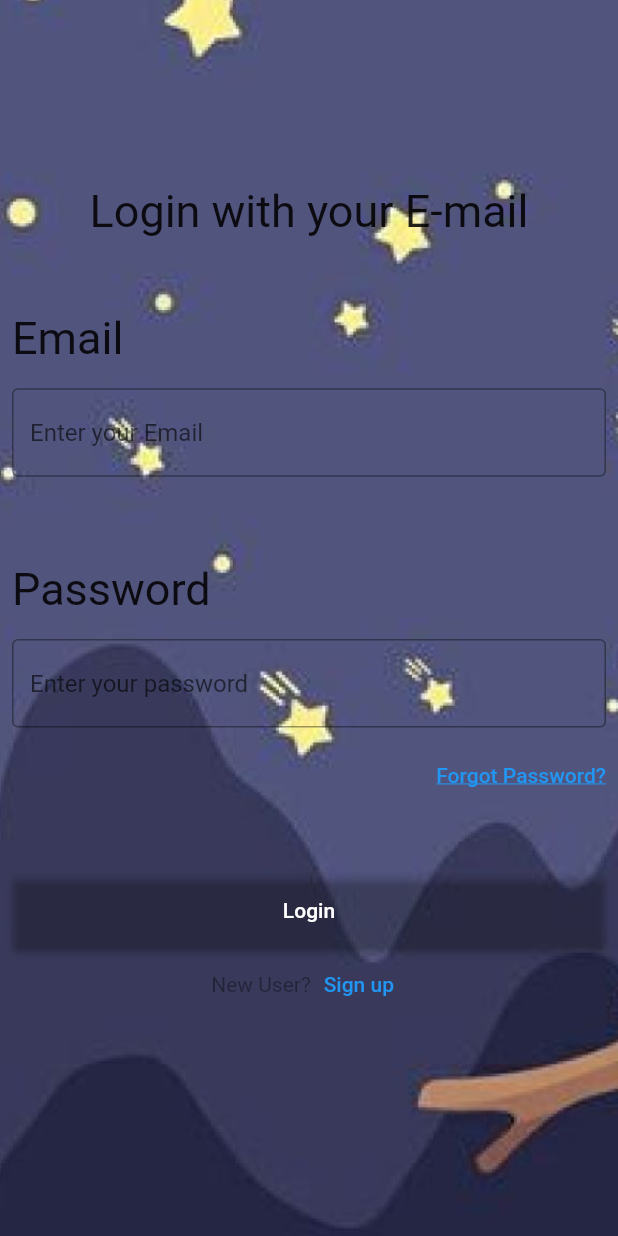
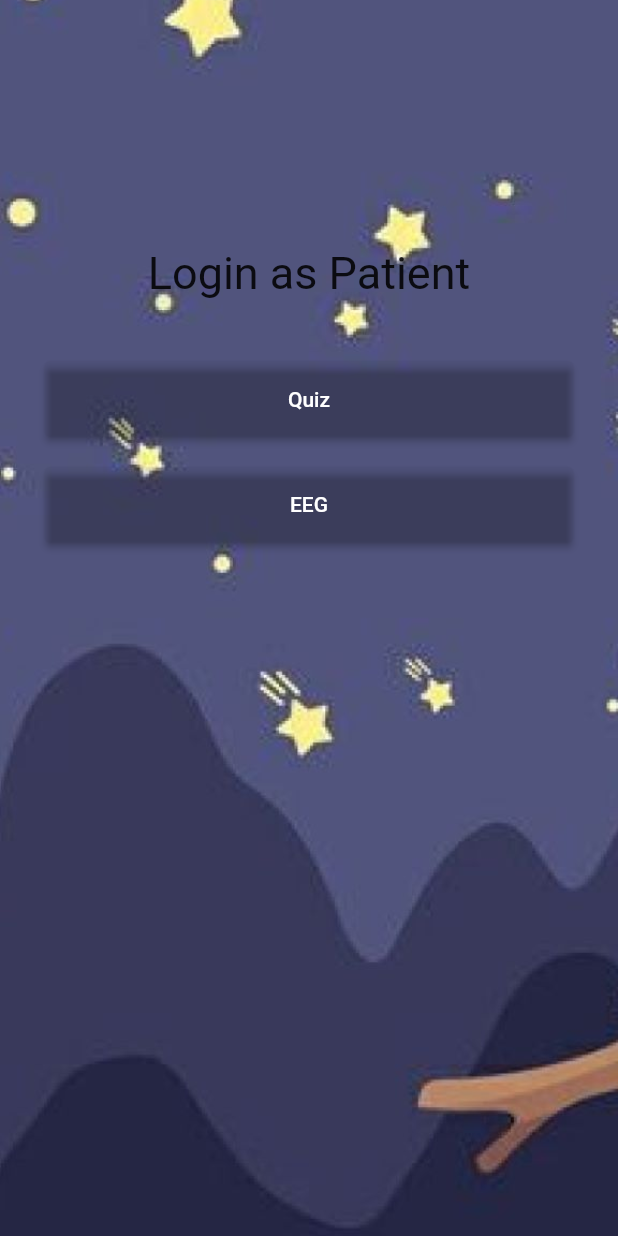
Before and after one commit to eeg-organization/eeg-android-app, a Flutter app: the EmailLogin screen opened directly, after a tap on "Login", on a phone screen of 412 x 824 dp. Run offline on Flutter 3.47's test engine with Material 2 defaults, Android fonts, the phone set to English and light mode, and no system bars; our stand-ins replace step_progress_indicator.

Commit message:
login and quiz screens added

```diff
--- a/lib/emailLogin.dart
+++ b/lib/emailLogin.dart
@@ -1,5 +1,9 @@
+import 'package:adv_egg/patient_login.dart';
 import 'package:flutter/material.dart';
+
 class EmailLogin extends StatefulWidget {
+  const EmailLogin({super.key});
+
   // const EmailLogin({Key? key}) : super(key: key);
 
   @override
@@ -16,15 +20,37 @@ class _EmailLoginState extends State<EmailLogin> {
       resizeToAvoidBottomInset: false,
       // backgroundColor: Colors.blue,
       body: Container(
-        decoration: const BoxDecoration(image: DecorationImage(image: AssetImage('assets/bg1.jpg',),fit: BoxFit.cover)),
-        child: SafeArea(child: Column(
+        decoration: const BoxDecoration(
+            image: DecorationImage(
+                image: AssetImage(
+                  'assets/bg1.jpg',
+                ),
+                fit: BoxFit.cover)),
+        child: SafeArea(
+          child: Column(
             children: [
-            SizedBox(height: size.height*0.15,),
-            const Align(alignment: Alignment.topCenter,child: Text('Login with your E-mail',style: TextStyle(fontSize: 30),),),
-            SizedBox(height:size.height*0.05 ,),
+              SizedBox(
+                height: size.height * 0.15,
+              ),
+              const Align(
+                alignment: Alignment.topCenter,
+                child: Text(
+                  'Login with your E-mail',
+                  style: TextStyle(fontSize: 30),
+                ),
+              ),
+              SizedBox(
+                height: size.height * 0.05,
+              ),
               const Padding(
                 padding: EdgeInsets.all(8.0),
-              child: Align(alignment: Alignment.topLeft,child: Text('Email',style: TextStyle(fontSize: 30),),),
+                child: Align(
+                  alignment: Alignment.topLeft,
+                  child: Text(
+                    'Email',
+                    style: TextStyle(fontSize: 30),
+                  ),
+                ),
               ),
               Material(
                 // elevation: 20,
@@ -35,7 +61,6 @@ class _EmailLoginState extends State<EmailLogin> {
                   child: TextField(
                     textAlign: TextAlign.start,
                     obscureText: true,
-
                     onChanged: (value) {
                       email = value;
                     },
@@ -51,10 +76,19 @@ class _EmailLoginState extends State<EmailLogin> {
                         ),
                   ),
                 ),
-            ),SizedBox(height:size.height*0.05 ,),
+              ),
+              SizedBox(
+                height: size.height * 0.05,
+              ),
               const Padding(
                 padding: EdgeInsets.all(8.0),
-              child: Align(alignment: Alignment.topLeft,child: Text('Password',style: TextStyle(fontSize: 30),),),
+                child: Align(
+                  alignment: Alignment.topLeft,
+                  child: Text(
+                    'Password',
+                    style: TextStyle(fontSize: 30),
+                  ),
+                ),
               ),
               Material(
                 // elevation: 20,
@@ -65,7 +99,6 @@ class _EmailLoginState extends State<EmailLogin> {
                   child: TextField(
                     textAlign: TextAlign.start,
                     obscureText: true,
-
                     onChanged: (value) {
                       password = value;
                     },
@@ -82,27 +115,52 @@ class _EmailLoginState extends State<EmailLogin> {
                   ),
                 ),
               ),
-            Align(alignment: Alignment.topRight,child: TextButton(onPressed: (){}, child: const Text('Forgot Password?',style: TextStyle(decoration: TextDecoration.underline),)))
-            ,SizedBox(height: size.height*0.05,),
-
+              Align(
+                alignment: Alignment.topRight,
+                child: TextButton(
+                  onPressed: () {},
+                  child: const Text(
+                    'Forgot Password?',
+                    style: TextStyle(decoration: TextDecoration.underline),
+                  ),
+                ),
+              ),
+              SizedBox(
+                height: size.height * 0.05,
+              ),
               Padding(
                 padding: const EdgeInsets.symmetric(horizontal: 8.0),
                 child: Align(
                   alignment: Alignment.bottomLeft,
                   child: ElevatedButton(
-                    onPressed: () {},
+                    onPressed: () {
+                      Navigator.push(context, MaterialPageRoute(builder: (BuildContext context)=>const PatientLogin()));
+                    },
                     style: ButtonStyle(
                         backgroundColor:
                             MaterialStateProperty.all(Colors.transparent),
                         minimumSize: MaterialStateProperty.all(
                             const Size(double.infinity, 50))),
-                    child: const Text('Login')))),
-            Align(alignment: Alignment.topCenter,child: Row(mainAxisAlignment: MainAxisAlignment.center,children: [
-              const Text('New User?',style: TextStyle(color: Colors.black38)),TextButton(onPressed: (){}, child: const Text('Sign up'))
-            ],),)
-
+                    child: const Text(
+                      'Login',
+                    ),
+                  ),
+                ),
+              ),
+              Align(
+                alignment: Alignment.topCenter,
+                child: Row(
+                  mainAxisAlignment: MainAxisAlignment.center,
+                  children: [
+                    const Text('New User?',
+                        style: TextStyle(color: Colors.black38)),
+                    TextButton(onPressed: () {}, child: const Text('Sign up'))
                   ],
-        ),),
+                ),
+              )
+            ],
+          ),
+        ),
       ),
     );
   }
--- a/lib/main.dart
+++ b/lib/main.dart
@@ -25,7 +25,7 @@ class MyApp extends StatelessWidget {
         // is not restarted.
         primarySwatch: Colors.blue,
       ),
-      home: LandingPage(),
+      home: const LandingPage(),
     );
   }
 }
--- /dev/null
+++ b/lib/patient_login.dart
@@ -0,0 +1,72 @@
+import 'package:adv_egg/quiz_page.dart';
+import 'package:flutter/material.dart';
+
+class PatientLogin extends StatefulWidget {
+  const PatientLogin({Key? key}) : super(key: key);
+
+  @override
+  State<PatientLogin> createState() => _PatientLoginState();
+}
+
+class _PatientLoginState extends State<PatientLogin> {
+  @override
+  Widget build(BuildContext context) {
+    var size = MediaQuery.of(context).size;
+    return Scaffold(
+      body: Container(
+        decoration: const BoxDecoration(
+            image: DecorationImage(
+                image: AssetImage('assets/bg1.jpg'), fit: BoxFit.cover)),
+        child: SafeArea(
+            child: Column(
+          children: [
+            SizedBox(
+              height: size.height * 0.2,
+            ),
+            const Align(
+              alignment: Alignment.center,
+              child: Text(
+                'Login as Patient',
+                style: TextStyle(fontSize: 30),
+              ),
+            ),
+            SizedBox(
+              height: size.height * 0.05,
+            ),
+            Padding(
+              padding: const EdgeInsets.symmetric(horizontal: 30.0),
+              child: Align(
+                  alignment: Alignment.bottomLeft,
+                  child: ElevatedButton(
+                      onPressed: () {
+                        Navigator.push(context, MaterialPageRoute(builder: (BuildContext context)=>const QuizPage()));
+                      },
+                      style: ButtonStyle(
+                          backgroundColor:
+                              MaterialStateProperty.all(Colors.transparent),
+                          minimumSize: MaterialStateProperty.all(
+                              const Size(double.infinity, 50))),
+                      child: const Text('Quiz'))),
+            ),
+            SizedBox(
+              height: size.height * 0.025,
+            ),
+            Padding(
+              padding: const EdgeInsets.symmetric(horizontal: 30.0),
+              child: Align(
+                  alignment: Alignment.bottomLeft,
+                  child: ElevatedButton(
+                      onPressed: () {},
+                      style: ButtonStyle(
+                          backgroundColor:
+                              MaterialStateProperty.all(Colors.transparent),
+                          minimumSize: MaterialStateProperty.all(
+                              const Size(double.infinity, 50))),
+                      child: const Text('EEG'))),
+            )
+          ],
+        )),
+      ),
+    );
+  }
+}
--- a/pubspec.yaml
+++ b/pubspec.yaml
@@ -36,6 +36,7 @@ dependencies:
   # The following adds the Cupertino Icons font to your application.
   # Use with the CupertinoIcons class for iOS style icons.
   cupertino_icons: ^1.0.2
+  step_progress_indicator: ^1.0.2
 
 dev_dependencies:
   flutter_test:
```
Also changed, not shown: lib/landing.dart (+11 -11 lines), lib/questions_page.dart (added, +148 -0 lines), lib/quiz_page.dart (added, +107 -0 lines), pubspec.lock. Lines whose indentation alone changed are shown as unchanged.
